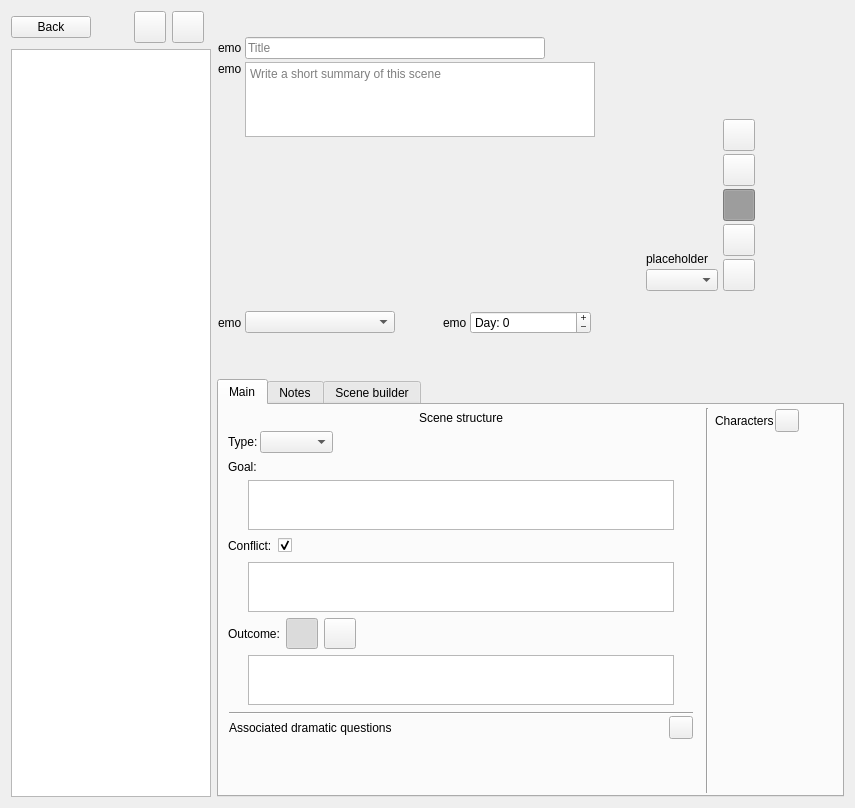
The window that ui/scene_editor.ui (zkovari/plotlyst) describes before a commit, drawn with Qt 5.
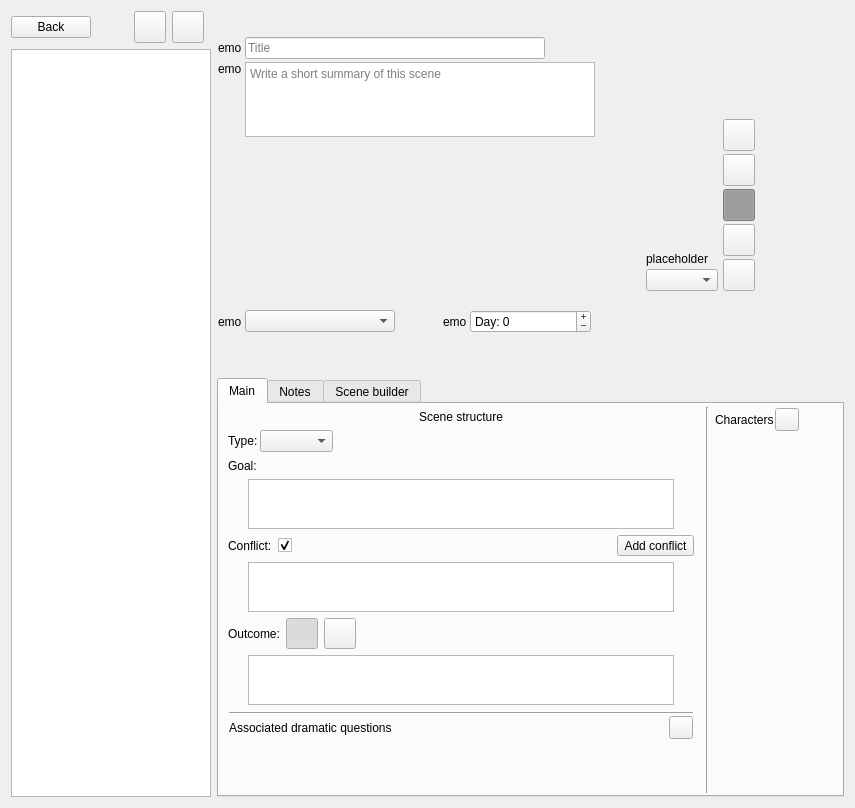
The same window after the commit. Custom widgets are drawn as their Qt base class.

Commit message: Track scene conflicts

```diff
--- a/ui/scene_editor.ui
+++ b/ui/scene_editor.ui
@@ -1016,6 +1016,19 @@
                   </property>
                  </spacer>
                 </item>
+                <item>
+                 <widget class="QToolButton" name="btnAddConflict">
+                  <property name="text">
+                   <string>Add conflict</string>
+                  </property>
+                  <property name="popupMode">
+                   <enum>QToolButton::InstantPopup</enum>
+                  </property>
+                  <property name="toolButtonStyle">
+                   <enum>Qt::ToolButtonTextBesideIcon</enum>
+                  </property>
+                 </widget>
+                </item>
                </layout>
               </item>
               <item>
```
Left out of the diff: 3 changed lines with no effect on the pictures. The commit also changes 2 other files.
